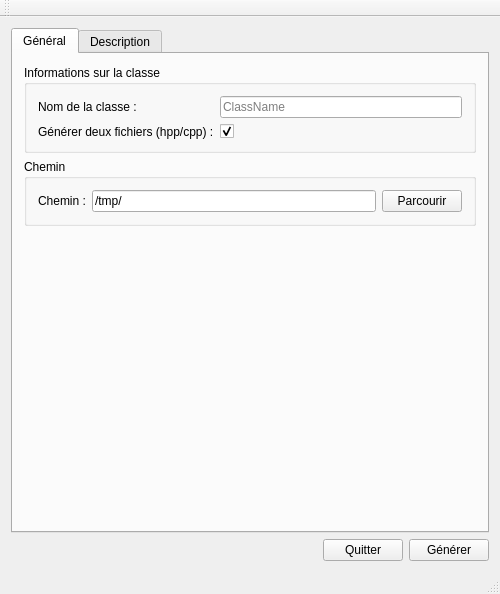
First picture: the form in metacc/ui/mainwindow.ui, repository rovalette/metacc, before the edit.
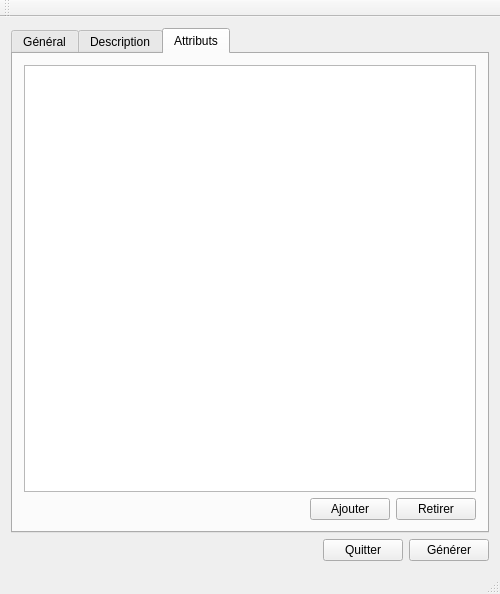
Second picture: the form after the edit. The open tabs and pages were chosen to show the change. Icons and pictures are not drawn.

Commit message: ui for field member management

```diff
--- a/metacc/ui/mainwindow.ui
+++ b/metacc/ui/mainwindow.ui
@@ -241,6 +241,59 @@
         </item>
        </layout>
       </widget>
+      <widget class="QWidget" name="tab_3">
+       <attribute name="title">
+        <string>Attributs</string>
+       </attribute>
+       <layout class="QVBoxLayout" name="verticalLayout_10">
+        <item>
+         <widget class="QListView" name="listView_FieldMember">
+          <property name="viewMode">
+           <enum>QListView::ListMode</enum>
+          </property>
+         </widget>
+        </item>
+        <item>
+         <layout class="QHBoxLayout" name="horizontalLayout_5">
+          <item>
+           <spacer name="horizontalSpacer_2">
+            <property name="orientation">
+             <enum>Qt::Horizontal</enum>
+            </property>
+            <property name="sizeHint" stdset="0">
+             <size>
+              <width>40</width>
+              <height>20</height>
+             </size>
+            </property>
+           </spacer>
+          </item>
+          <item>
+           <widget class="QPushButton" name="pushButton_Add">
+            <property name="text">
+             <string>Ajouter</string>
+            </property>
+            <property name="icon">
+             <iconset resource="../resources/resources.qrc">
+              <normaloff>:/images/images/plus.png</normaloff>:/images/images/plus.png</iconset>
+            </property>
+           </widget>
+          </item>
+          <item>
+           <widget class="QPushButton" name="pushButton_Remove">
+            <property name="text">
+             <string>Retirer</string>
+            </property>
+            <property name="icon">
+             <iconset resource="../resources/resources.qrc">
+              <normaloff>:/images/images/moins.png</normaloff>:/images/images/moins.png</iconset>
+            </property>
+           </widget>
+          </item>
+         </layout>
+        </item>
+       </layout>
+      </widget>
      </widget>
     </item>
     <item>
```
Left out of the diff: 2 changed lines with no effect on the pictures.
